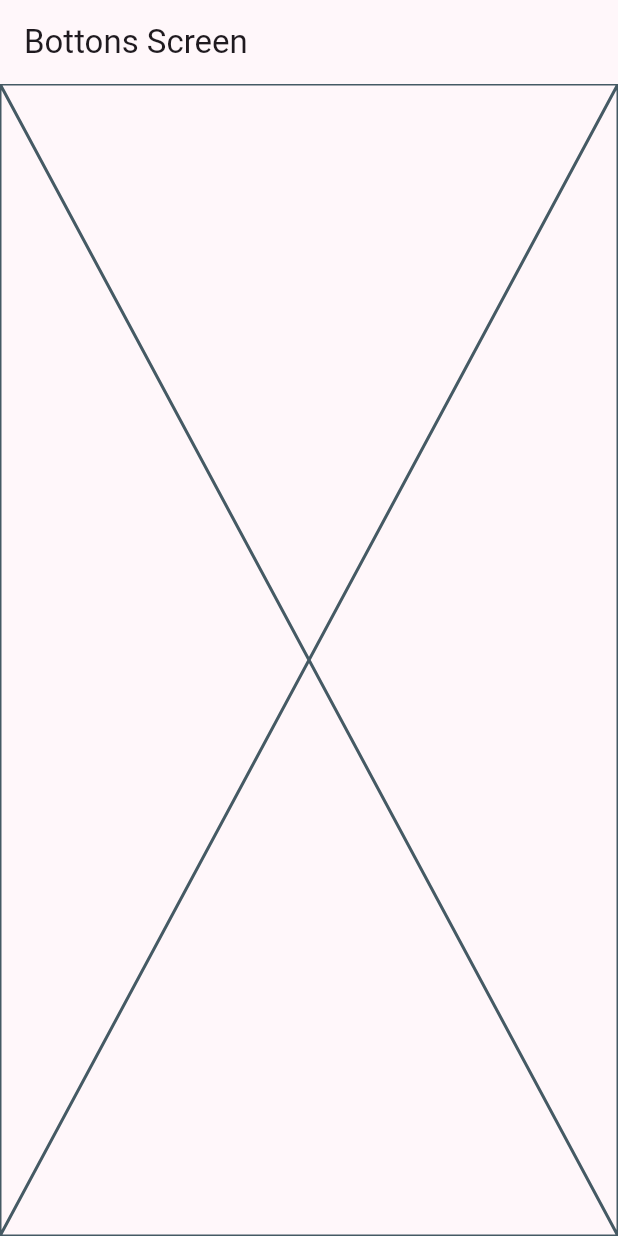
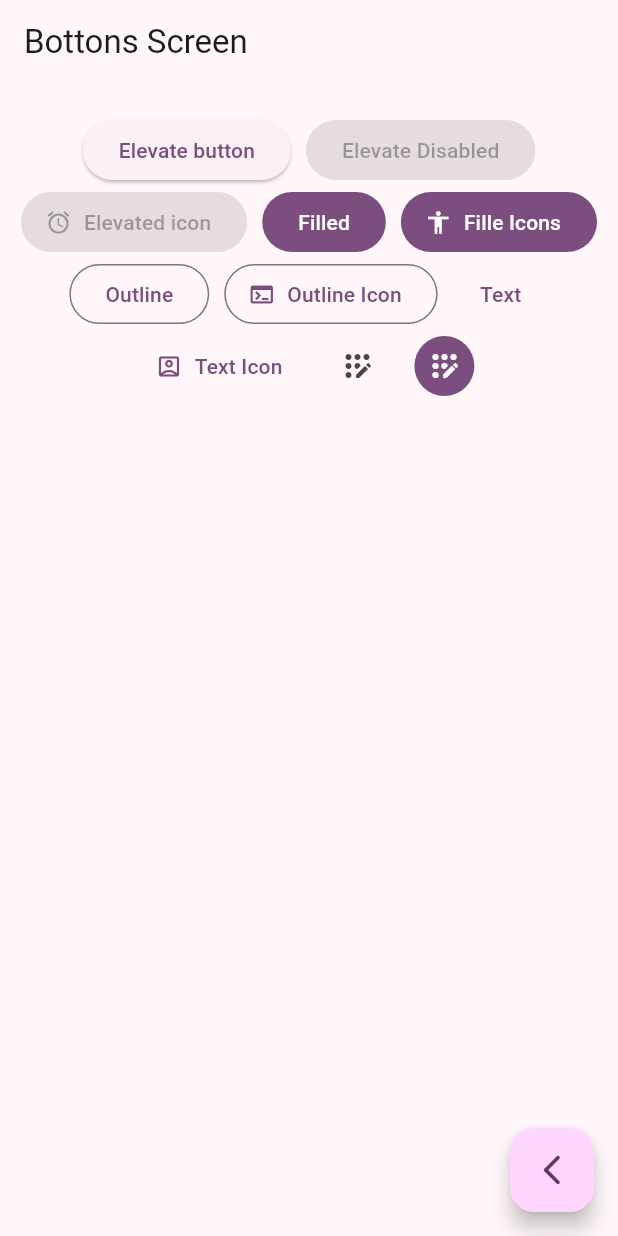
Before and after one commit to 1Alejo31/widgets_app, a Flutter app: the ButtonsScreen screen opened by its route, on a phone screen of 412 x 824 dp. Run offline on Flutter 3.47's test engine with Material 2 defaults, Android fonts, the phone set to English and light mode, and no system bars; our stand-ins replace go_router.

Commit message:
Se agregan los botones al front

```diff
--- a/lib/presentation/buttons/buttons_screen.dart
+++ b/lib/presentation/buttons/buttons_screen.dart
@@ -1,4 +1,5 @@
 import 'package:flutter/material.dart';
+import 'package:go_router/go_router.dart';
 
 class ButtonsScreen extends StatelessWidget {
   static const String name = 'buttons_screen';
@@ -10,7 +11,86 @@ class ButtonsScreen extends StatelessWidget {
       appBar: AppBar(
         title: const Text('Bottons Screen'),
       ),
-      body: const Placeholder(),
+      body: _ButtonsView(),
+      floatingActionButton: FloatingActionButton(
+        child: const Icon(Icons.arrow_back_ios_new_rounded),
+        onPressed: () {
+          //Para regresar
+          context.pop();
+        },
+      ),
     );
   }
 }
+
+class _ButtonsView extends StatelessWidget {
+  const _ButtonsView();
+
+  @override
+  Widget build(BuildContext context) {
+    final colors = Theme.of(context).colorScheme;
+    return SizedBox(
+      width: double.infinity,
+      child: Padding(
+        padding: const EdgeInsets.symmetric(horizontal: 10, vertical: 20),
+        //Crea los botones x filas, es decir si se acaba el espacio crea una nueva fila
+        child: Wrap(
+          spacing: 10,
+          alignment: WrapAlignment.center,
+          children: [
+            ElevatedButton(
+              child: const Text('Elevate button'),
+              onPressed: () {},
+            ),
+            const ElevatedButton(
+              onPressed: null,
+              child: Text('Elevate Disabled'),
+            ),
+            ElevatedButton.icon(
+              onPressed: null,
+              icon: const Icon(Icons.access_alarm_rounded),
+              label: const Text('Elevated icon'),
+            ),
+            FilledButton(onPressed: () {}, child: const Text('Filled')),
+            FilledButton.icon(
+              onPressed: () {},
+              icon: Icon(Icons.accessibility),
+              label: const Text('Fille Icons'),
+            ),
+            OutlinedButton(
+              onPressed: () {},
+              child: const Text('Outline'),
+            ),
+            OutlinedButton.icon(
+              onPressed: () {},
+              icon: const Icon(Icons.terminal),
+              label: const Text('Outline Icon'),
+            ),
+            TextButton(
+              onPressed: () {},
+              child: const Text('Text'),
+            ),
+            TextButton.icon(
+              onPressed: () {},
+              icon: const Icon(Icons.account_box_outlined),
+              label: const Text('Text Icon'),
+            ),
+            //Custom buttom
+            IconButton(
+              onPressed: () {},
+              icon: const Icon(Icons.app_registration_rounded),
+            ),
+            IconButton(
+              onPressed: () {},
+              icon: const Icon(Icons.app_registration_rounded),
+              style: ButtonStyle(
+                backgroundColor: MaterialStatePropertyAll(colors.primary),
+                iconColor: const MaterialStatePropertyAll(Colors.white),
+              ),
+            ),
+          ],
+        ),
+      ),
+    );
+  }
+}
```
